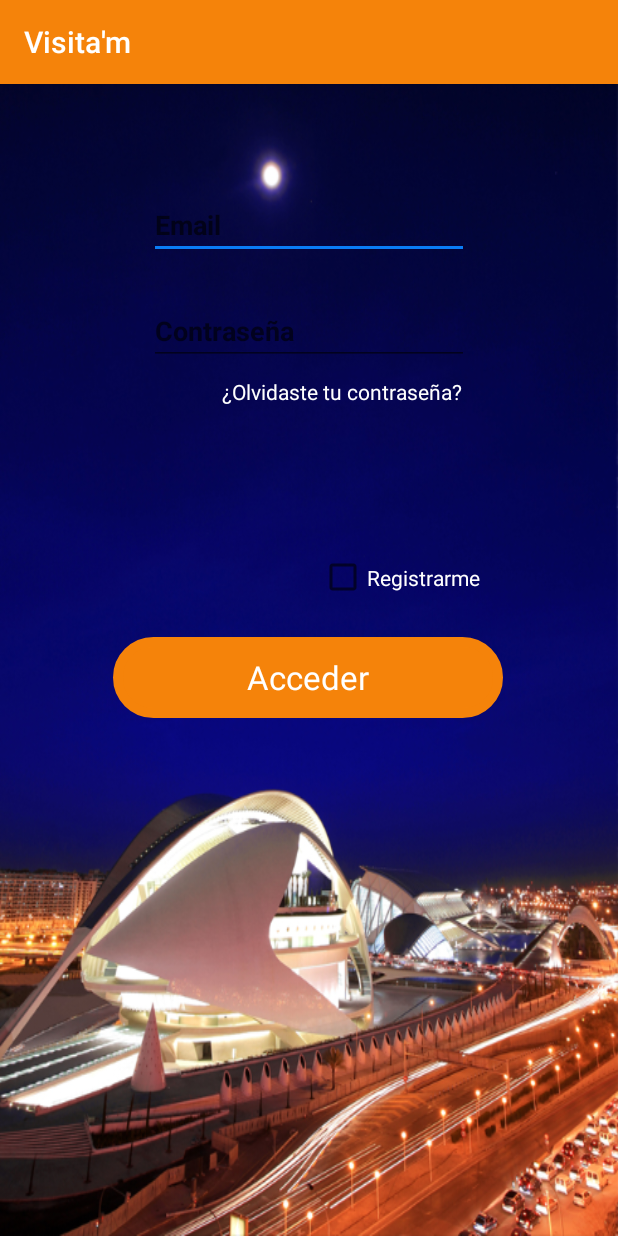
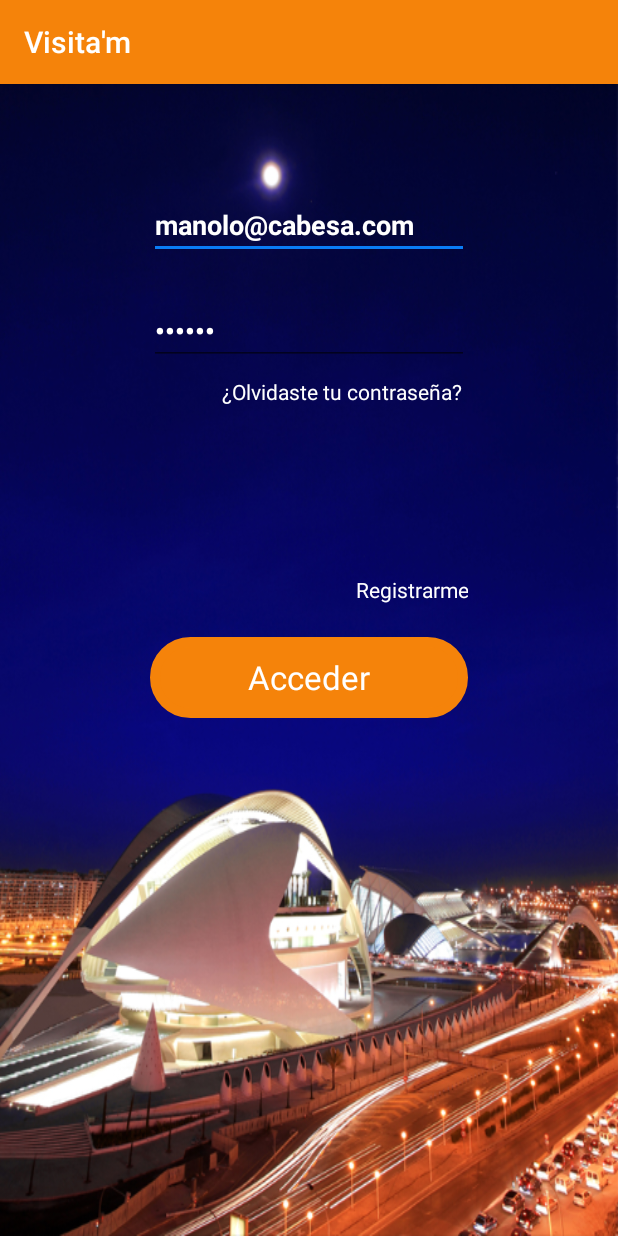
Before and after one commit to Crespuig/Proyecto_Android, an Android app: the screen it shows after launch (LoginActivity), on a phone screen of 412 x 824 dp. Run offline under Robolectric (Android 15) with nearby library versions, the phone set to English and light mode, and no system bars; our stand-ins replace Firebase (no records; nobody signed in at launch, a user with empty details on screens opened directly); libraries missing offline, so code that uses them is left out: com.firebase.ui.

Commit message:
tabla favoritos, FavoritoDAO, login cambiado, drawer cambiado

```diff
--- a/app/src/main/java/com/example/proyecto_android/activitys/LoginActivity.java
+++ b/app/src/main/java/com/example/proyecto_android/activitys/LoginActivity.java
@@ -30,7 +30,7 @@ import com.google.firebase.auth.FirebaseUser;
 import java.util.Arrays;
 import java.util.List;
 
-public class LoginActivity extends AppCompatActivity{
+public class LoginActivity extends AppCompatActivity {
     FirebaseAuth mfirebaseAuth;
     FirebaseAuth.AuthStateListener mAuthStateListener;
     Button btnRegistrase;
@@ -48,6 +48,7 @@ public class LoginActivity extends AppCompatActivity{
     MiAppOperacional api;
     Button btnAcceder;
     private SharedPreferences prefs;
+    private TextView texRegistro;
 
     @SuppressLint("SetTextI18n")
     @Override
@@ -57,25 +58,19 @@ public class LoginActivity extends AppCompatActivity{
 
         btnLogin = findViewById(R.id.btnAcceder);
 
-        checkRegistro = (CheckBox) findViewById(R.id.checkRegistro);
+        texRegistro = findViewById(R.id.textRegistro);
 
-        checkRegistro.setOnCheckedChangeListener(new CompoundButton.OnCheckedChangeListener() {
-            @Override
-            public void onCheckedChanged(CompoundButton compoundButton, boolean isChecked) {
-                if (isChecked){
-                    btnLogin.setText("Registrarme");
-                    btnLogin.setOnClickListener(new View.OnClickListener() {
+        texRegistro.setOnClickListener(new View.OnClickListener() {
             @Override
             public void onClick(View view) {
                 Intent intent = new Intent(LoginActivity.this, RegistroActivity.class);
                 startActivity(intent);
             }
         });
-                }else{
         mfirebaseAuth = FirebaseAuth.getInstance();
 
-                    usuario = (EditText)findViewById(R.id.loginEmail);
-                    password = (EditText)findViewById(R.id.loginPaswword);
+        usuario = (EditText) findViewById(R.id.loginEmail);
+        password = (EditText) findViewById(R.id.loginPaswword);
 
         api = MiAppOperacional.getInstance(getApplicationContext());
 
@@ -88,19 +83,14 @@ public class LoginActivity extends AppCompatActivity{
                 String email = usuario.getText().toString();
                 String pass = password.getText().toString();
 
-                            if (!email.isEmpty() && !pass.isEmpty()){
+                if (!email.isEmpty() && !pass.isEmpty()) {
                     login(email, pass);
-                            }else{
+                } else {
                     Toast.makeText(LoginActivity.this, "Login fallido amigo", Toast.LENGTH_SHORT).show();
 
                 }
             }
         });
-                }
-            }
-        });
-
-
 
 
         /*mAuthStateListener = new FirebaseAuth.AuthStateListener() {
@@ -122,20 +112,21 @@ public class LoginActivity extends AppCompatActivity{
         };*/
 
 
+    TextView olvidar = (TextView) findViewById(R.id.olvidar);
+        olvidar.setOnClickListener(new View.OnClickListener()
 
-
-        TextView olvidar = (TextView) findViewById(R.id.olvidar);
-        olvidar.setOnClickListener(new View.OnClickListener() {
+    {
         @Override
-            public void onClick(View view) {
+        public void onClick (View view){
         Toast.makeText(LoginActivity.this, "Los datos no coinciden con ningún usuario", Toast.LENGTH_SHORT).show();
     }
     });
 
-        prefs = getSharedPreferences("preferenciasUsuario", Context.MODE_PRIVATE);
+    prefs =
+
+    getSharedPreferences("preferenciasUsuario",Context.MODE_PRIVATE);
 
 }
-
 
 
     private void login(String email, String pass) {
@@ -143,18 +134,22 @@ public class LoginActivity extends AppCompatActivity{
                 .addOnCompleteListener(this, new OnCompleteListener<AuthResult>() {
                     @Override
                     public void onComplete(@NonNull Task<AuthResult> task) {
-                        if (task.isSuccessful()){
+                        if (task.isSuccessful()) {
 
-                            UsuarioDAO usuarioDAO  = new UsuarioDAO();
+
+                            UsuarioDAO usuarioDAO = new UsuarioDAO();
                             Usuario u = new Usuario();
                             u.setEmail(usuario.getText().toString());
+                            Usuario existeUsuario = (Usuario) usuarioDAO.search(u);
+                            if (existeUsuario == null){
                                 usuarioDAO.add(u);
+                            }
 
                             Intent intent = new Intent(LoginActivity.this, MainActivity.class);
                             intent.putExtra("usuario", u);
                             saveOnPreferences(u.getEmail(), password.getText().toString());
                             startActivity(intent);
-                        }else{
+                        } else {
                             Toast.makeText(LoginActivity.this, "Login fallido", Toast.LENGTH_SHORT).show();
                         }
                     }
--- a/app/src/main/java/com/example/proyecto_android/bbdd/MiBD.java
+++ b/app/src/main/java/com/example/proyecto_android/bbdd/MiBD.java
@@ -18,12 +18,16 @@ public class MiBD extends SQLiteOpenHelper implements Serializable {
     //nombre de la base de datos
     private static final String database = "VisitamApp";
     //versión de la base de datos
-    private static final int version = 16;
+    private static final int version = 17;
     //Instrucción SQL para crear la tabla de USuarios
     private String sqlCreacionUsuarios = "CREATE TABLE usuarios ( id INTEGER PRIMARY KEY AUTOINCREMENT, nif STRING, nombre STRING, " +
             "apellidos STRING, claveSeguridad STRING, email STRING);";
     private String sqlCreacionMonumentos = "CREATE TABLE monumentos ( _id INTEGER PRIMARY KEY, nombre STRING, numPol STRING, " +
             "codVia INTEGER, telefono STRING, ruta INTEGER, latitud FLOAT, longitud FLOAT, imagen STRING);";
+    private String sqlCreacionFavoritos = "CREATE TABLE favoritos ( _id INTEGER PRIMARY KEY AUTOINCREMENT,  idUsuario INTEGER, idMonumento INTEGER, " +
+            "CONSTRAINT fk_idUsuario FOREIGN KEY (idUsuario) REFERENCES usuarios(id)," +
+            "CONSTRAINT fk_idMonumento FOREIGN KEY (idMonumento) REFERENCES monumentos(_id)" +
+            ");";
 
 
     private static MiBD instance = null;
@@ -69,6 +73,7 @@ public class MiBD extends SQLiteOpenHelper implements Serializable {
     public void onCreate(SQLiteDatabase db) {
         db.execSQL(sqlCreacionUsuarios);
         db.execSQL(sqlCreacionMonumentos);
+        db.execSQL(sqlCreacionFavoritos);
 
         insercionDatos(db);
         Log.i("SQLite", "Se crea la base de datos " + database + " version " + version);
@@ -83,8 +88,10 @@ public class MiBD extends SQLiteOpenHelper implements Serializable {
             //elimina tabla
             db.execSQL( "DROP TABLE IF EXISTS usuarios" );
             db.execSQL("DROP TABLE IF EXISTS monumentos");
+            db.execSQL("DROP TABLE IF EXISTS favoritos");
             db.execSQL(sqlCreacionUsuarios);
             db.execSQL(sqlCreacionMonumentos);
+            db.execSQL(sqlCreacionFavoritos);
 
 
             insercionDatos(db);
--- a/app/src/main/java/com/example/proyecto_android/dao/UsuarioDAO.java
+++ b/app/src/main/java/com/example/proyecto_android/dao/UsuarioDAO.java
@@ -19,6 +19,7 @@ public class UsuarioDAO implements PojoDAO{
         contentValues.put("apellidos", u.getApellidos());
         contentValues.put("claveSeguridad", u.getClaveSeguridad());
         contentValues.put("email", u.getEmail());
+        contentValues.put("is_admin", false);
         return MiBD.getDB().insert("usuarios", null, contentValues);
     }
 
@@ -53,8 +54,8 @@ public class UsuarioDAO implements PojoDAO{
     public Object search(Object obj) {
         Usuario c = (Usuario) obj;
         String condicion = "";
-        if(TextUtils.isEmpty(c.getNif())){
-            condicion = "id=" + String.valueOf(c.getId());
+        if(TextUtils.isEmpty((c.getEmail()))){
+            condicion = "email=" + String.valueOf((c.getEmail()));
         }else{
             condicion = "nif=" + "'" + c.getNif() + "'";
         }
--- a/app/src/main/res/layout/activity_login.xml
+++ b/app/src/main/res/layout/activity_login.xml
@@ -42,8 +42,10 @@
     <Button
         android:id="@+id/btnAcceder"
         style="@style/botonAcceder"
-        android:layout_width="260dp"
+        android:layout_width="match_parent"
         android:layout_height="54dp"
+        android:layout_marginLeft="100dp"
+        android:layout_marginRight="100dp"
         android:background="@drawable/ovalo"
         android:backgroundTint="@color/colorPrimary"
         android:text="Acceder"
@@ -71,10 +73,13 @@
         android:layout_marginLeft="148dp"
         android:textColor="#FFFFFF"/>
 
-    <CheckBox
-        android:id="@+id/checkRegistro"
-        android:layout_width="123dp"
-        android:layout_height="42dp"
+    <TextView
+        android:id="@+id/textRegistro"
+        android:layout_width="match_parent"
+        android:layout_height="wrap_content"
+        android:gravity="right"
+        android:layout_marginRight="100dp"
+        android:layout_marginLeft="100dp"
         android:text="Registrarme"
         app:layout_constraintBottom_toTopOf="@+id/btnAcceder"
         app:layout_constraintEnd_toEndOf="parent"
@@ -82,7 +87,10 @@
         app:layout_constraintStart_toStartOf="parent"
         app:layout_constraintTop_toBottomOf="@+id/olvidar"
         app:layout_constraintVertical_bias="0.836"
-        android:textColor="@android:color/white"/>
+        android:textColor="@android:color/white"
+        android:clickable="true"
+        android:focusable="true"
+        android:foreground="?android:attr/selectableItemBackground"/>
     <!--
         <LinearLayout
             android:layout_width="match_parent"
--- a/app/src/main/res/layout/fragment_inicio.xml
+++ b/app/src/main/res/layout/fragment_inicio.xml
@@ -4,7 +4,7 @@
     android:layout_width="match_parent"
     android:layout_height="wrap_content"
     android:orientation="vertical">
-
+<!--
     <FrameLayout
         android:id="@+id/contenedor"
         android:layout_width="match_parent"
@@ -181,4 +181,5 @@
             app:layout_constraintTop_toBottomOf="@+id/btnEstadisticas" />
 
     </androidx.constraintlayout.widget.ConstraintLayout>
+    -->
 </LinearLayout>
--- a/app/src/main/res/navigation/mobile_navigation.xml
+++ b/app/src/main/res/navigation/mobile_navigation.xml
@@ -3,7 +3,9 @@
     xmlns:app="http://schemas.android.com/apk/res-auto"
     xmlns:tools="http://schemas.android.com/tools"
     android:id="@+id/mobile_navigation"
-    app:startDestination="@+id/nav_home">
+    app:startDestination="@id/nav_home"
+    >
+
 
     <fragment
         android:id="@+id/nav_home"
@@ -60,4 +62,5 @@
 
 
 
+
 </navigation>
```
Also changed, not shown: app/src/main/java/com/example/proyecto_android/activitys/MainActivity.java (+51 -5 lines), app/src/main/java/com/example/proyecto_android/adapters/ListaMonumentosAdapter.java (+33 -3 lines), app/src/main/java/com/example/proyecto_android/dao/FavoritoDAO.java (added, +104 -0 lines), app/src/main/java/com/example/proyecto_android/fragments/InicioFragment.java (+3 -21 lines), app/src/main/java/com/example/proyecto_android/fragments/ListaFragment.java (+8 -4 lines), app/src/main/java/com/example/proyecto_android/model/Favorito.java (added, +51 -0 lines), app/src/main/res/layout/recycler_view_item.xml (+5 -6 lines). Lines whose indentation alone changed are shown as unchanged.
